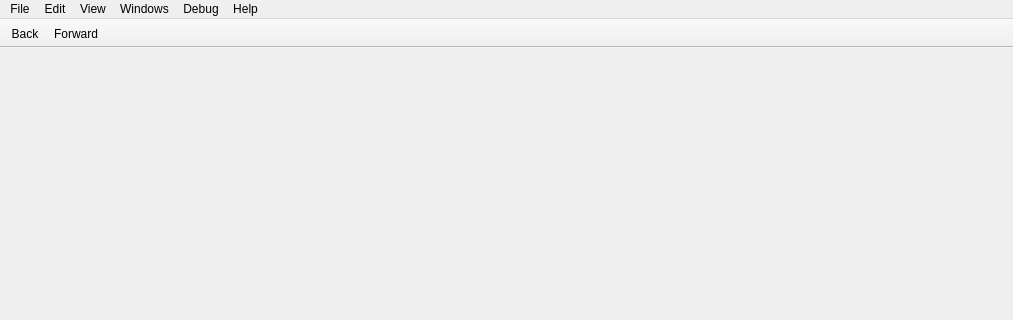
rizinorg/cutter, file src/core/MainWindow.ui: the form before one commit; both pictures show x 0 to 1013 and y 0 to 320 of the 1013 by 606 pixel window.
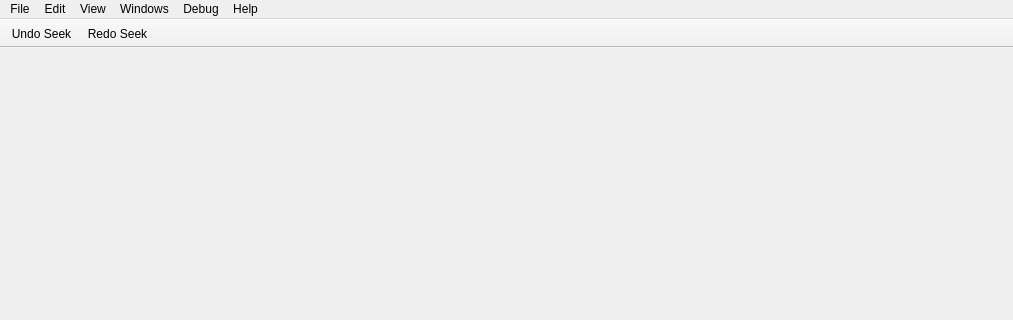
The form after the commit. Icons and pictures are not drawn.

Commit message: Deduplicate seek forward and backward action.

```diff
--- a/src/core/MainWindow.ui
+++ b/src/core/MainWindow.ui
@@ -358,7 +358,7 @@
      <normaloff>:/img/icons/arrow_left.svg</normaloff>:/img/icons/arrow_left.svg</iconset>
    </property>
    <property name="text">
-    <string>Back</string>
+    <string>Undo Seek</string>
    </property>
    <property name="toolTip">
     <string>Go back</string>
@@ -370,7 +370,7 @@
      <normaloff>:/img/icons/arrow_right.svg</normaloff>:/img/icons/arrow_right.svg</iconset>
    </property>
    <property name="text">
-    <string>Forward</string>
+    <string>Redo Seek</string>
    </property>
   </action>
   <action name="actionLock">
```
Left out of the diff: 19 changed lines with no effect on the pictures. The commit also changes 2 other files.
